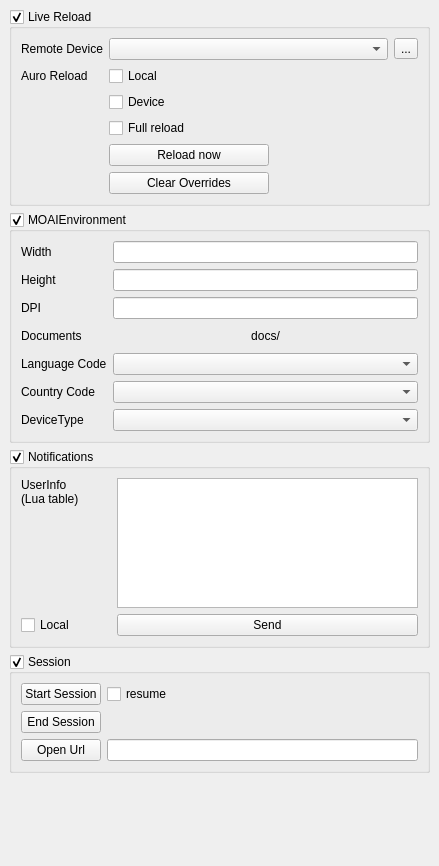
The window that editor/layout/environmentdock.ui (Vavius/moai-ide) describes before a commit, drawn with Qt 5.
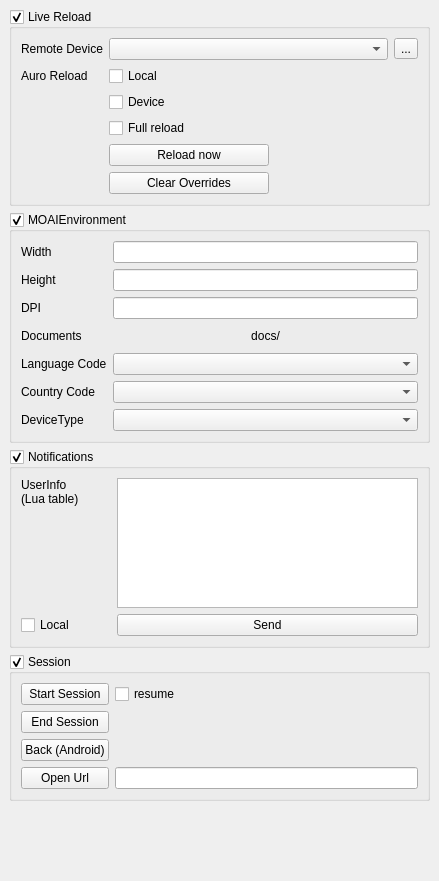
The same window after the commit. Icons and pictures are not drawn. Custom widgets are drawn as their Qt base class.

Commit message: back button emulation

What changed in the file:
```diff
--- a/editor/layout/environmentdock.ui
+++ b/editor/layout/environmentdock.ui
@@ -7,7 +7,7 @@
     <x>0</x>
     <y>0</y>
     <width>439</width>
-    <height>866</height>
+    <height>881</height>
    </rect>
   </property>
   <property name="windowTitle">
@@ -368,6 +368,23 @@
        <bool>true</bool>
       </property>
       <layout class="QGridLayout" name="gridLayout_3">
+       <item row="3" column="1">
+        <widget class="QLineEdit" name="urlEdit"/>
+       </item>
+       <item row="3" column="0">
+        <widget class="QPushButton" name="urlBtn">
+         <property name="text">
+          <string>Open Url</string>
+         </property>
+        </widget>
+       </item>
+       <item row="1" column="0">
+        <widget class="QPushButton" name="sessionEndBtn">
+         <property name="text">
+          <string>End Session</string>
+         </property>
+        </widget>
+       </item>
        <item row="0" column="0">
         <widget class="QPushButton" name="sessionStartBtn">
          <property name="text">
@@ -382,23 +399,13 @@
          </property>
         </widget>
        </item>
-       <item row="1" column="0">
-        <widget class="QPushButton" name="sessionEndBtn">
-         <property name="text">
-          <string>End Session</string>
-         </property>
-        </widget>
-       </item>
        <item row="2" column="0">
-        <widget class="QPushButton" name="urlBtn">
+        <widget class="QPushButton" name="backBtn">
          <property name="text">
-          <string>Open Url</string>
+          <string>Back (Android)</string>
          </property>
         </widget>
        </item>
-       <item row="2" column="1">
-        <widget class="QLineEdit" name="urlEdit"/>
-       </item>
       </layout>
      </widget>
     </item>
```
Left out of the diff: 17 changed lines with no effect on the pictures. The commit also changes 10 other files.
